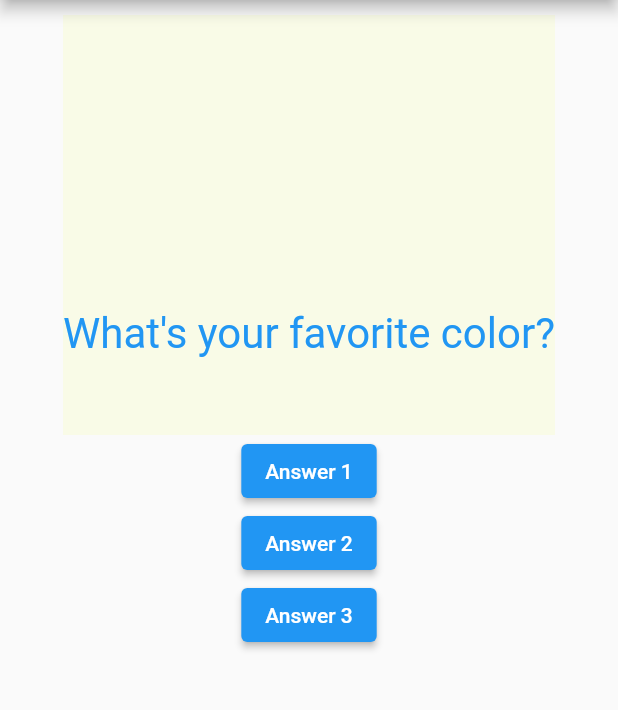
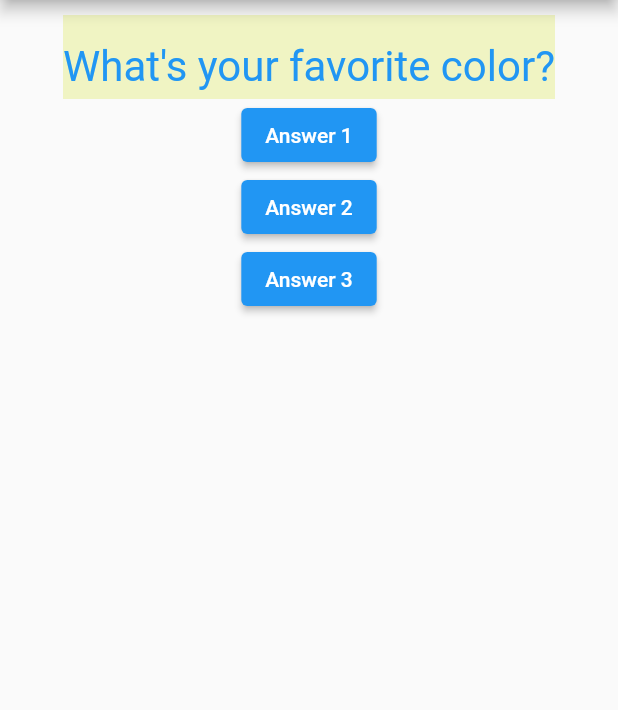
Before and after one commit to mubinbin/flutter-question-quiz, a Flutter app: the screen it shows after launch, on a phone screen of 412 x 824 dp, the part 84-794 px from its top. Run offline on Flutter 3.47's test engine with Material 2 defaults, Android fonts, the phone set to English and light mode, and no system bars.

Commit message:
created Answer widget

```diff
--- /dev/null
+++ b/lib/answer.dart
@@ -0,0 +1,19 @@
+import 'package:flutter/material.dart';
+
+class Answer extends StatelessWidget {
+  final String answerText;
+  final VoidCallback? onPressedHandler;
+
+  const Answer({required this.answerText, this.onPressedHandler, Key? key})
+      : super(key: key);
+
+  @override
+  Widget build(BuildContext context) {
+    return Container(
+      child: ElevatedButton(
+        onPressed: onPressedHandler,
+        child: Text(answerText),
+      ),
+    );
+  }
+}
--- a/lib/main.dart
+++ b/lib/main.dart
@@ -1,5 +1,6 @@
 import 'package:flutter/material.dart';
 import './question.dart';
+import './answer.dart';
 
 void main() => runApp(const MyApp());
 
@@ -46,17 +47,17 @@ class _MyAppState extends State<MyApp> {
         body: Column(
           children: [
             Question(_questions[_qustionIndex], null),
-            ElevatedButton(
-              onPressed: _onPressHandler,
-              child: const Text("Answer 1"),
+            Answer(
+              answerText: "Answer 1",
+              onPressedHandler: _onPressHandler,
             ),
-            ElevatedButton(
-              onPressed: _onPressHandler,
-              child: const Text("Answer 2"),
+            Answer(
+              answerText: "Answer 2",
+              onPressedHandler: _onPressHandler,
             ),
-            ElevatedButton(
-              onPressed: _onPressHandler,
-              child: const Text("Answer 3"),
+            Answer(
+              answerText: "Answer 3",
+              onPressedHandler: _onPressHandler,
             ),
           ],
         ),
--- a/lib/question.dart
+++ b/lib/question.dart
@@ -12,9 +12,9 @@ class Question extends StatelessWidget {
         _question,
         style: TextStyle(
           fontSize: 28,
-          backgroundColor: Colors.lime[50],
+          backgroundColor: Colors.lime[100],
           color: Colors.blue,
-          height: 10,
+          height: 2,
         ),
         textAlign: TextAlign.center,
       ),
```
